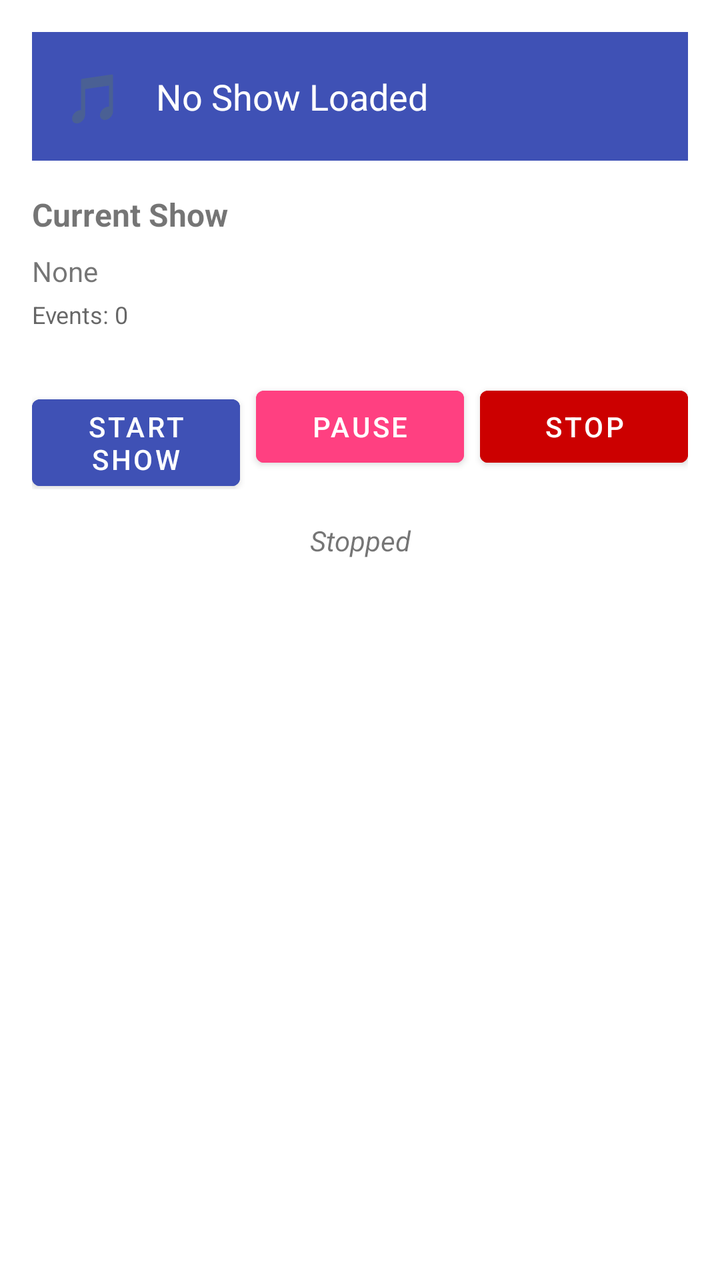
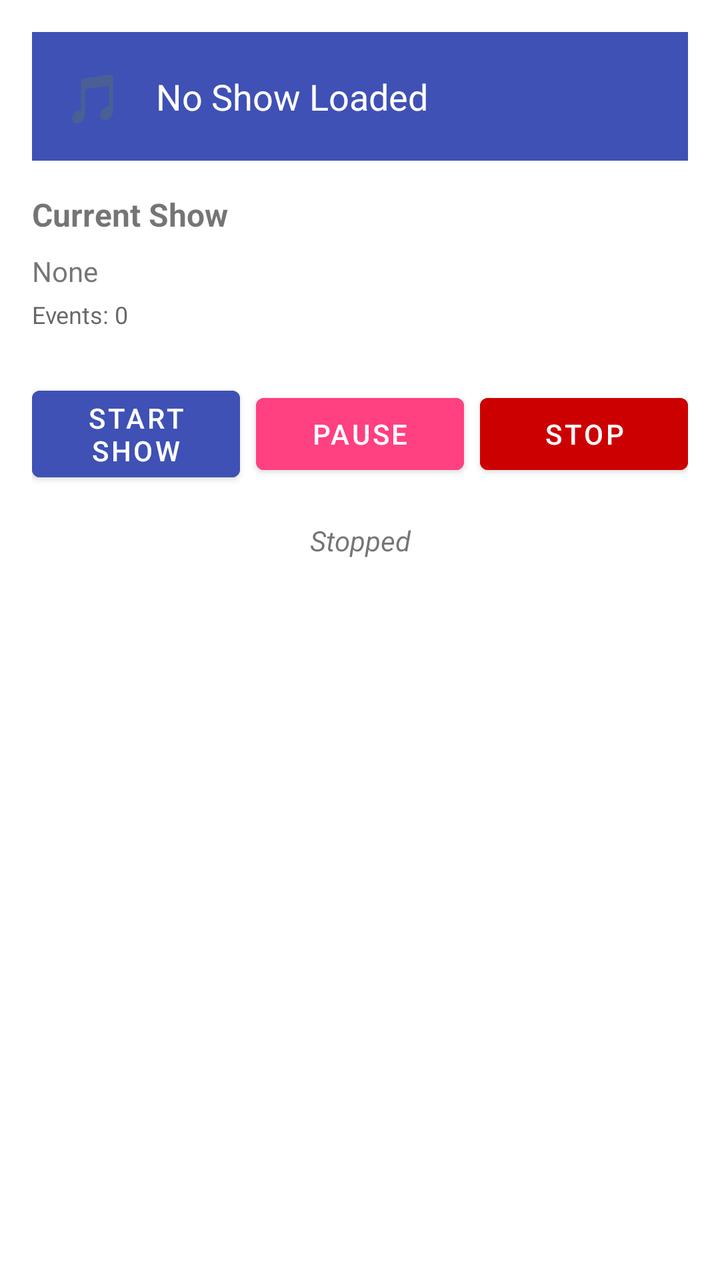

The first picture is an Android layout as it rendered before a commit; the second is the same layout after the commit. The layout source and the unified diff follow.
<!-- AndroidManifest.xml: application theme AppTheme -->
<!-- res/layout/fragment_play.xml -->
<?xml version="1.0" encoding="utf-8"?>
<LinearLayout xmlns:android="http://schemas.android.com/apk/res/android"
    android:layout_width="match_parent"
    android:layout_height="match_parent"
    android:orientation="vertical"
    android:padding="16dp">

    
    <LinearLayout
        android:id="@+id/statusIndicator"
        android:layout_width="match_parent"
        android:layout_height="wrap_content"
        android:orientation="horizontal"
        android:background="?attr/colorPrimary"
        android:padding="16dp"
        android:layout_marginBottom="16dp"
        android:gravity="center_vertical">

        <TextView
            android:id="@+id/statusIcon"
            android:layout_width="wrap_content"
            android:layout_height="wrap_content"
            android:text="🎵"
            android:textSize="24sp"
            android:layout_marginEnd="16dp" />

        <TextView
            android:id="@+id/statusText"
            android:layout_width="0dp"
            android:layout_height="wrap_content"
            android:layout_weight="1"
            android:text="No Show Loaded"
            android:textSize="18sp"
            android:textColor="@android:color/white" />

    </LinearLayout>

    
    <LinearLayout
        android:layout_width="match_parent"
        android:layout_height="wrap_content"
        android:orientation="vertical"
        android:layout_marginBottom="24dp">

        <TextView
            android:layout_width="match_parent"
            android:layout_height="wrap_content"
            android:text="Current Show"
            android:textSize="16sp"
            android:textStyle="bold"
            android:layout_marginBottom="8dp" />

        <TextView
            android:id="@+id/showName"
            android:layout_width="match_parent"
            android:layout_height="wrap_content"
            android:text="None"
            android:textSize="14sp"
            android:layout_marginBottom="4dp" />

        <TextView
            android:id="@+id/eventCount"
            android:layout_width="match_parent"
            android:layout_height="wrap_content"
            android:text="Events: 0"
            android:textSize="12sp"
            android:textColor="?android:attr/textColorSecondary" />

    </LinearLayout>

    
    <LinearLayout
        android:layout_width="match_parent"
        android:layout_height="wrap_content"
        android:orientation="horizontal"
        android:layout_marginBottom="16dp">

        <Button
            android:id="@+id/playBtn"
            android:layout_width="0dp"
            android:layout_height="wrap_content"
            android:layout_weight="1"
            android:text="Start Show"
            android:layout_marginEnd="8dp"
            android:backgroundTint="?attr/colorPrimary" />

        <Button
            android:id="@+id/pauseBtn"
            android:layout_width="0dp"
            android:layout_height="wrap_content"
            android:layout_weight="1"
            android:text="Pause"
            android:layout_marginEnd="8dp"
            android:backgroundTint="?attr/colorAccent" />

        <Button
            android:id="@+id/stopBtn"
            android:layout_width="0dp"
            android:layout_height="wrap_content"
            android:layout_weight="1"
            android:text="Stop"
            android:backgroundTint="@android:color/holo_red_dark" />

    </LinearLayout>

    
    <TextView
        android:id="@+id/playStatus"
        android:layout_width="match_parent"
        android:layout_height="wrap_content"
        android:text="Stopped"
        android:textSize="14sp"
        android:textAlignment="center"
        android:textStyle="italic" />

</LinearLayout>
<!-- resources referenced by this layout -->
<resources>
  <style name="AppTheme" parent="Theme.MaterialComponents.DayNight.NoActionBar">
          <item name="colorPrimary">#3F51B5</item>
          <item name="colorPrimaryDark">#303F9F</item>
          <item name="colorAccent">#FF4081</item>
      </style>
</resources>

<!-- the commit's change to res/layout/fragment_play.xml (unified diff, before → after) -->
@@ -73,7 +73,9 @@
         android:layout_width="match_parent"
         android:layout_height="wrap_content"
         android:orientation="horizontal"
-        android:layout_marginBottom="16dp">
+        android:layout_marginBottom="16dp"
+        android:baselineAligned="false"
+        android:gravity="center_vertical">
 
         <Button
             android:id="@+id/playBtn"
